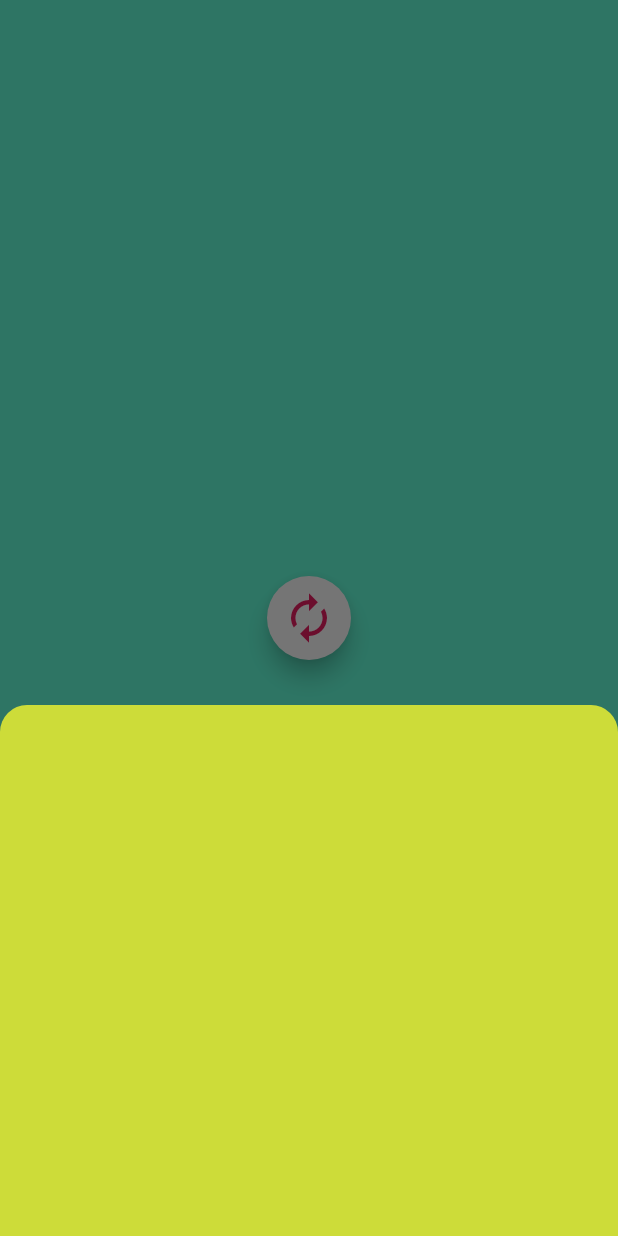
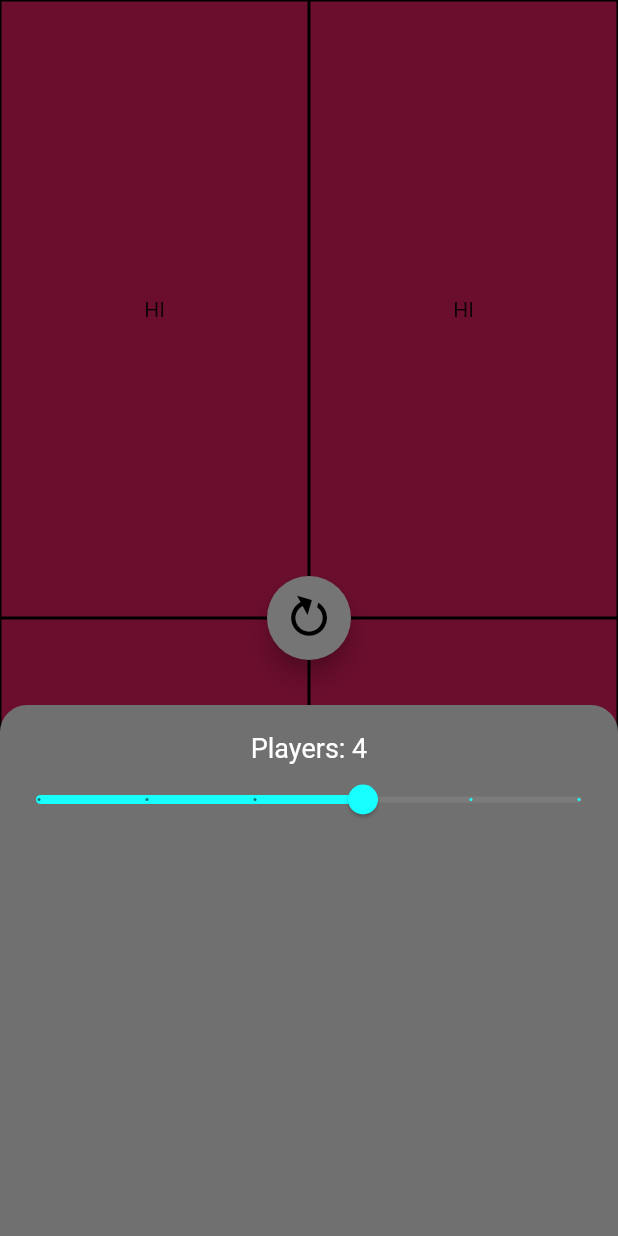
Before and after one commit to jemmec/lifeforce, a Flutter app: the screen it shows after launch, after a tap on the "settings" icon, on a phone screen of 412 x 824 dp. Run offline on Flutter 3.47's test engine with Material 2 defaults, Android fonts, the phone set to English and light mode, and no system bars.

Commit message:
Added player slider and adjustable life box grid

```diff
--- a/lib/life_box_grid.dart
+++ b/lib/life_box_grid.dart
@@ -3,8 +3,8 @@ import 'package:flutter/material.dart';
 import 'lifebox.dart';
 
 class LifeBoxGrid extends StatefulWidget {
-  LifeBoxGrid({Key key, this.tuples}) : super(key: key);
-  final int tuples;
+  LifeBoxGrid({Key key, this.players}) : super(key: key);
+  final int players;
 
   void doesThisWork() {}
 
@@ -13,17 +13,41 @@ class LifeBoxGrid extends StatefulWidget {
 }
 
 class _LifeBoxGridState extends State<LifeBoxGrid> {
+  var _rows = <Widget>[];
+  var _columns = <Widget>[];
   var _lifeBoxes = <Widget>[];
 
   @override
   Widget build(BuildContext context) {
     //Build the lifeBoxes
-    for (int i = 0; i < widget.tuples; i++) {
-      this._lifeBoxes.add(LifeBox(
-            index: i,
-          ));
-    }
+    // for (int i = 0; i < widget.players; i++) {
+    //   this._lifeBoxes.add(LifeBox(
+    //         index: i,
+    //       ));
+    // }
 
-    return Container();
+    var boxMargin = 1.0;
+
+    var boxColor = Colors.pink;
+
+    return Container(
+      child: Row(
+          children: new List.generate(
+              2,
+              (index) => new Expanded(
+                    child: Column(
+                        children: new List.generate(
+                            (widget.players / 2).ceil(),
+                            (index) => new Expanded(
+                                  child: Container(
+                                    color: boxColor,
+                                    margin: EdgeInsets.all(boxMargin),
+                                    child: LifeBox(
+                                      index: 1,
+                                    ),
+                                  ),
+                                ))),
+                  ))),
+    );
   }
 }
--- a/lib/lifebox.dart
+++ b/lib/lifebox.dart
@@ -13,8 +13,8 @@ class _LifeBoxState extends State<LifeBox> {
   @override
   Widget build(BuildContext context) {
     return Container(
-      margin: EdgeInsets.all(5.0),
-      color: Colors.orange,
-    );
+        child: Center(
+      child: Text("HI"),
+    ));
   }
 }
--- a/lib/main.dart
+++ b/lib/main.dart
@@ -32,11 +32,18 @@ class MyHomePage extends StatefulWidget {
 }
 
 class _MyHomePageState extends State<MyHomePage> {
-  var _lifeBox = LifeBoxGrid(tuples: 4);
+  int _players = 4;
+
+  void setPlayers(int val) {
+    setState(() {
+      _players = val;
+    });
+  }
+
+  double sliderVal = 4;
 
   @override
   Widget build(BuildContext context) {
-    _lifeBox.doesThisWork();
     return Scaffold(
       body: SizedBox.expand(
         child: Stack(
@@ -45,9 +52,9 @@ class _MyHomePageState extends State<MyHomePage> {
               children: <Widget>[
                 Expanded(
                   child: Container(
-                      color: Colors.tealAccent,
+                      color: Colors.black,
                       height: 56,
-                      child: this._lifeBox),
+                      child: LifeBoxGrid(players: this._players)),
                 ),
               ],
             ),
@@ -55,10 +62,13 @@ class _MyHomePageState extends State<MyHomePage> {
                 alignment: Alignment.center,
                 child: FloatingActionButton(
                   backgroundColor: Colors.white,
-                  foregroundColor: Colors.pink,
+                  foregroundColor: Colors.black,
+                  child: Transform.rotate(
+                    angle: 5,
                     child: Icon(
-                    Icons.autorenew,
+                      Icons.refresh,
                       size: 36,
+                    ),
                   ),
                   onPressed: () {},
                 )),
@@ -87,6 +97,8 @@ class _MyHomePageState extends State<MyHomePage> {
                           backgroundColor: Colors.transparent,
                           context: context,
                           builder: (BuildContext context) {
+                            return StatefulBuilder(
+                                builder: (context, setState) {
                               return Container(
                                 child: Column(
                                   mainAxisSize: MainAxisSize.min,
@@ -99,21 +111,43 @@ class _MyHomePageState extends State<MyHomePage> {
                                           topLeft: Radius.circular(28.0),
                                           topRight: Radius.circular(28.0),
                                         ),
-                                      color: Colors.lime,
+                                        color: _midGrey,
                                       ),
                                     ),
                                     Container(
                                       height: (56 * 6).toDouble(),
-                                    color: Colors.lime,
+                                      color: _midGrey,
                                       child: SizedBox.expand(
                                         child: Column(
-                                        children: <Widget>[],
+                                          children: <Widget>[
+                                            Text(
+                                              "Players: ${this._players}",
+                                              style: TextStyle(
+                                                  fontSize: 18,
+                                                  color: Colors.white),
+                                            ),
+                                            Slider.adaptive(
+                                              label: "${sliderVal.floor()}",
+                                              min: 1,
+                                              max: 6,
+                                              divisions: 5,
+                                              activeColor: Colors.cyanAccent,
+                                              value: sliderVal,
+                                              onChanged: (val) {
+                                                setState(() {
+                                                  this.sliderVal = val;
+                                                  this.setPlayers(val.floor());
+                                                });
+                                              },
+                                            )
+                                          ],
                                         ),
                                       ),
                                     ),
                                   ],
                                 ),
                               );
+                            });
                           });
                     },
                     onLongPress: () {},
```
Lines whose indentation alone changed are shown as unchanged.
